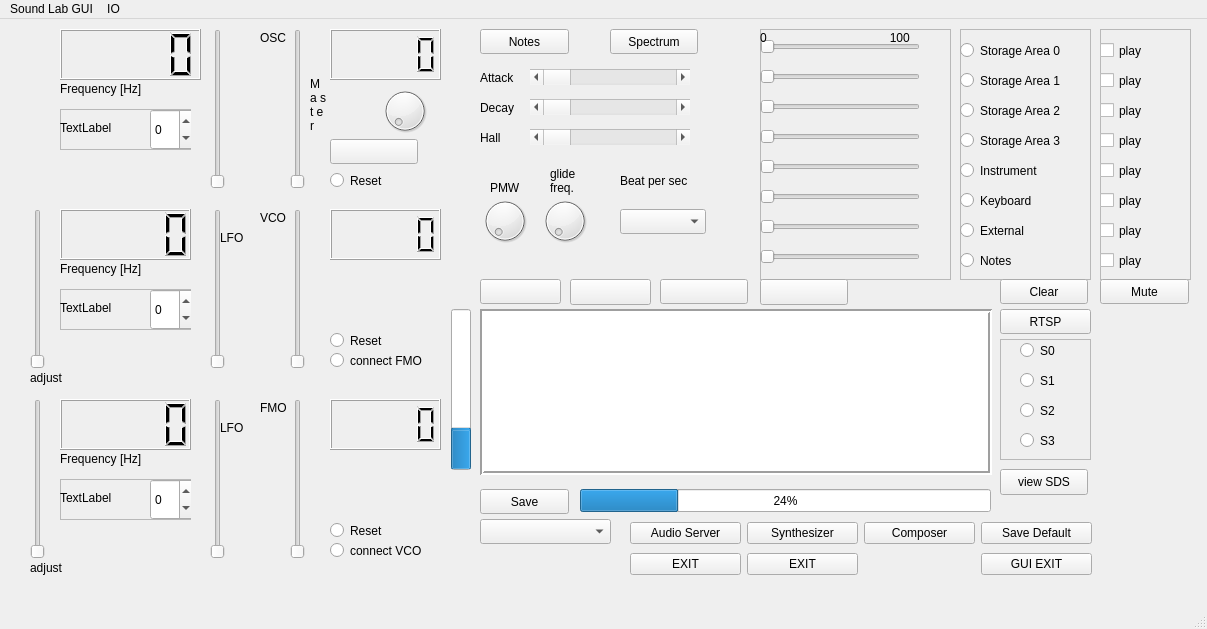
First picture: the form in OceanGUI/mainwindow.ui, repository uglasmeyer/ocean, before the edit.
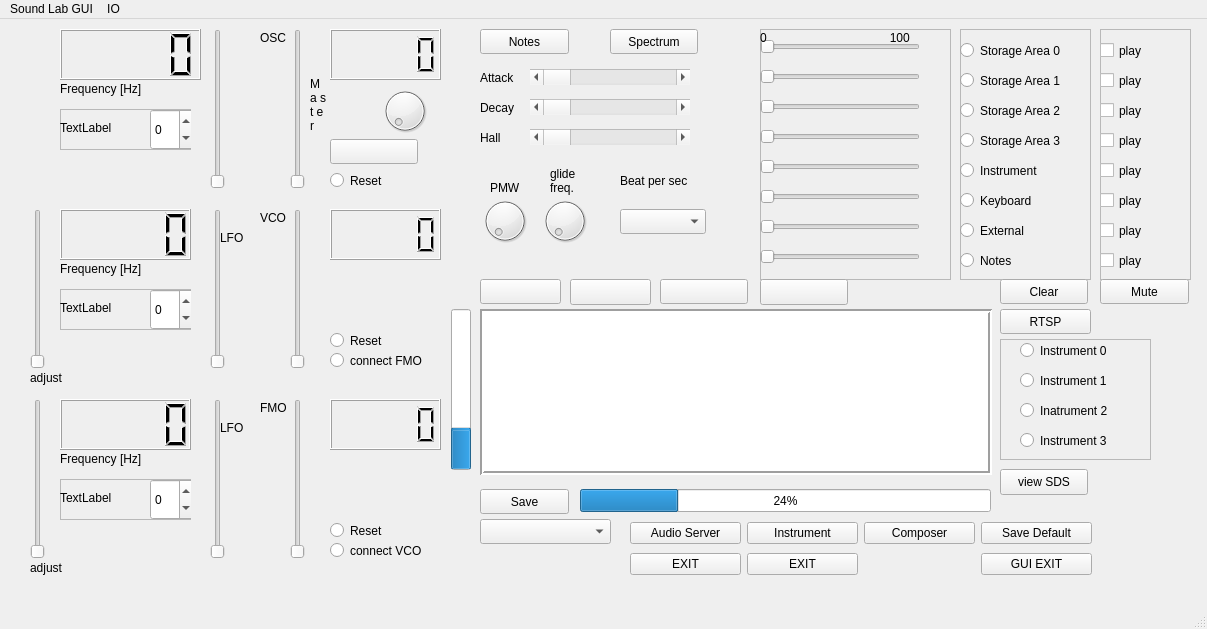
Second picture: the form after the edit.

Patch:
```diff
--- a/OceanGUI/mainwindow.ui
+++ b/OceanGUI/mainwindow.ui
@@ -1246,7 +1246,7 @@
      <rect>
       <x>1000</x>
       <y>320</y>
-      <width>91</width>
+      <width>151</width>
       <height>121</height>
      </rect>
     </property>
@@ -1261,12 +1261,12 @@
       <rect>
        <x>20</x>
        <y>0</y>
-       <width>61</width>
+       <width>111</width>
        <height>23</height>
       </rect>
      </property>
      <property name="text">
-      <string>S0</string>
+      <string>Instrument 0</string>
      </property>
     </widget>
     <widget class="QRadioButton" name="rb_S1">
@@ -1274,12 +1274,12 @@
       <rect>
        <x>20</x>
        <y>30</y>
-       <width>61</width>
+       <width>111</width>
        <height>23</height>
       </rect>
      </property>
      <property name="text">
-      <string>S1</string>
+      <string>Instrument 1</string>
      </property>
     </widget>
     <widget class="QRadioButton" name="rb_S2">
@@ -1287,12 +1287,12 @@
       <rect>
        <x>20</x>
        <y>60</y>
-       <width>61</width>
+       <width>111</width>
        <height>23</height>
       </rect>
      </property>
      <property name="text">
-      <string>S2</string>
+      <string>Inatrument 2</string>
      </property>
     </widget>
     <widget class="QRadioButton" name="rb_S3">
@@ -1300,12 +1300,12 @@
       <rect>
        <x>20</x>
        <y>90</y>
-       <width>61</width>
+       <width>121</width>
        <height>23</height>
       </rect>
      </property>
      <property name="text">
-      <string>S3</string>
+      <string>Instrument 3</string>
      </property>
     </widget>
    </widget>
@@ -1788,7 +1788,7 @@
      <item row="0" column="1">
       <widget class="QPushButton" name="pBSynthesizer">
        <property name="text">
-        <string>Synthesizer</string>
+        <string>Instrument</string>
        </property>
       </widget>
      </item>
```
